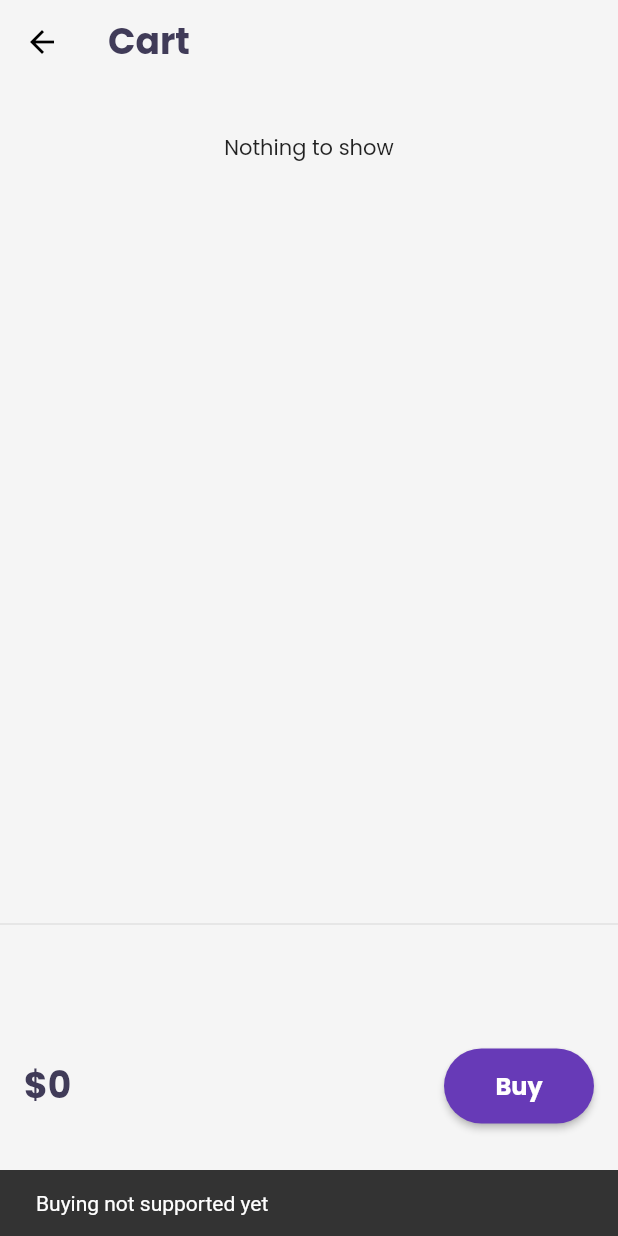
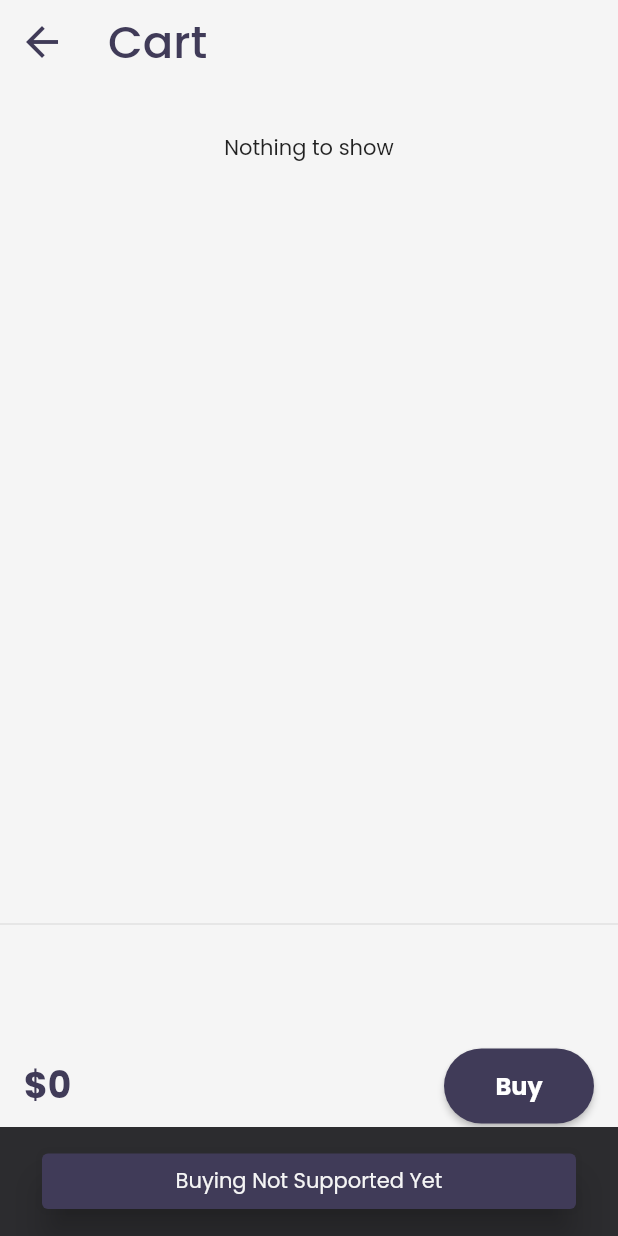
Before and after one commit to utsav7005/utsav_catalog, a Flutter app: the CartPage screen opened by its route, after a tap on "Buy", on a phone screen of 412 x 824 dp. Run offline on Flutter 3.47's test engine with Material 2 defaults, Android fonts, the light colour scheme and no system bars; our stand-ins replace google_fonts; network calls fail.

Commit message:
day23 completed

```diff
--- a/lib/main.dart
+++ b/lib/main.dart
@@ -19,7 +19,7 @@ class MyApp extends StatelessWidget {
       darkTheme: Mytheme.darkTheme(context),
       initialRoute: MyRoutes.homeRoute,
       routes: {
-        "/": (context) => HomePage(),
+        "/": (context) => LoginPage(),
         MyRoutes.homeRoute: (context) => HomePage(),
         MyRoutes.loginRoute: (context) => LoginPage(),
         MyRoutes.cartRoute: (context) => CartPage(),
--- a/lib/pages/cart_page.dart
+++ b/lib/pages/cart_page.dart
@@ -17,11 +17,7 @@ class CartPage extends StatelessWidget {
         backgroundColor: Colors.transparent,
         title: Text(
           "Cart",
-          style: TextStyle(
-              fontSize: 24,
-              color: Mytheme.darkBluishColor,
-              fontWeight: FontWeight.bold,
-              fontFamily: GoogleFonts.poppins().fontFamily),
+          style: TextStyle(),
         ),
       ),
       body: Column(children: [
@@ -67,13 +63,30 @@ class _CartTotal extends StatelessWidget {
                 onPressed: () {
                   ScaffoldMessenger.of(context).showSnackBar(
                     SnackBar(
-                      content: Text(
-                        "Buying not supported yet",
+                      backgroundColor: Mytheme.darkcreamColor,
+                      content: Card(
+                        elevation: 10.0,
+                        color: Mytheme
+                            .darkBluishColor, // Adjust the elevation value as desired
+                        child: Padding(
+                          padding: const EdgeInsets.all(8.0),
+                          child: Text(
+                            "Buying Not Supported Yet",
+                            textAlign: TextAlign.center,
+                            style: GoogleFonts.poppins(
+                              textStyle: TextStyle(
+                                color: Mytheme.creamColor,
+                                // Add any other desired text styles here
+                              ),
+                            ),
+                          ),
+                        ),
                       ),
                     ),
                   );
                 },
                 style: ElevatedButton.styleFrom(
+                    backgroundColor: Mytheme.darkBluishColor,
                     minimumSize: Size(100, 50),
                     shape: StadiumBorder() // Set the desired size of the button
                     ),
--- a/lib/utils/routes.dart
+++ b/lib/utils/routes.dart
@@ -1,6 +1,7 @@
 class MyRoutes {
-  static String loginRoute = "/login";
-  static String homeRoute = "/home";
-  static String homeDetailRoute = "/detail";
-  static String cartRoute = "/cart";
+  static const String loginRoute = "/login";
+  static const String homeRoute = "/home";
+  static const String homeDetailRoute = "/detail";
+  static const String cartRoute = "/cart";
+  static const String profileRoute = "/profile";
 }
--- a/lib/widgets/themes.dart
+++ b/lib/widgets/themes.dart
@@ -8,11 +8,15 @@ class Mytheme {
       cardColor: Colors.white,
       canvasColor: creamColor,
       buttonTheme: ButtonThemeData(buttonColor: Colors.amber),
-      appBarTheme: const AppBarTheme(
-        color: Colors.white,
+      appBarTheme: AppBarTheme(
+        color: Colors.transparent,
         elevation: 0.0,
-        iconTheme: IconThemeData(color: Colors.black),
-        titleTextStyle: TextStyle(color: Colors.black),
+        iconTheme: IconThemeData(color: Mytheme.darkBluishColor, size: 32),
+        titleTextStyle: GoogleFonts.poppins(
+          color: Mytheme.darkBluishColor,
+          fontSize: 30,
+          fontWeight: FontWeight.w500,
+        ),
       ));
 
   static ThemeData darkTheme(BuildContext context) => ThemeData(
@@ -28,7 +32,7 @@ class Mytheme {
         titleTextStyle: TextStyle(color: Colors.black),
       ));
   static Color creamColor = const Color(0xfff5f5f5);
-  static Color darkcreamColor = const Color.fromARGB(255, 38, 38, 39);
+  static Color darkcreamColor = Color.fromARGB(255, 44, 44, 47);
   static Color darkBluishColor = const Color(0xff403b58);
   static Color lightBluishColor = const Color.fromARGB(255, 141, 134, 176);
 }
```
Also changed, not shown: lib/pages/home_page.dart (+41 -2 lines), lib/widgets/drawer.dart (+15 -7 lines), lib/widgets/drawer_profile.dart (added, +79 -0 lines), lib/widgets/home_widgets/catalog_header.dart (+1 -9 lines).
